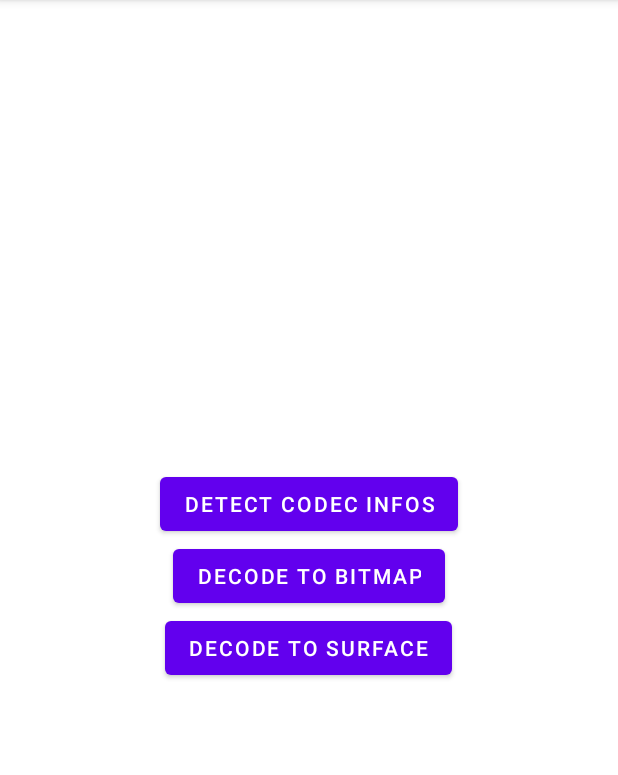
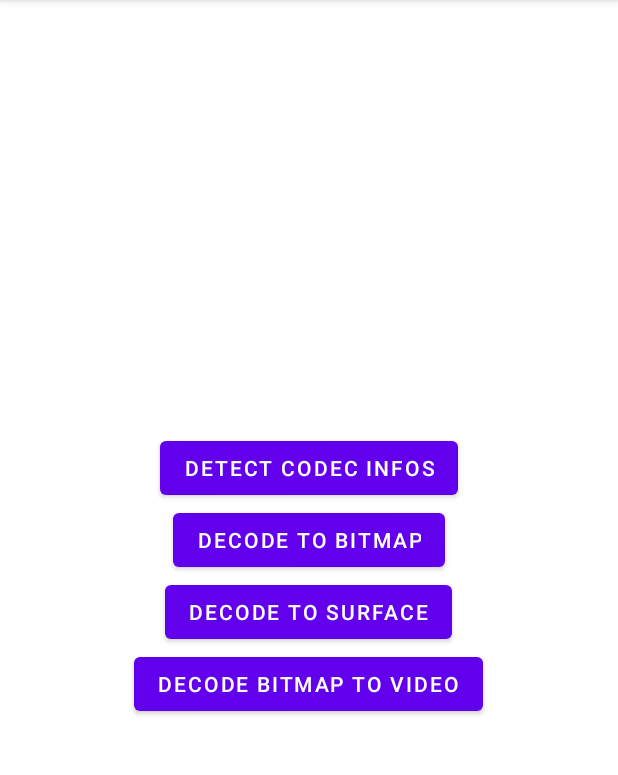
Before and after one commit to jiemojiemo/LearnMediaCodec, an Android app: the screen it shows after launch (MainActivity), on a phone screen of 412 x 824 dp, the part 84-859 px from its top. Run offline under Robolectric (Android 15) with nearby library versions, the phone set to English and light mode, and no system bars.

```diff
--- a/app/src/main/AndroidManifest.xml
+++ b/app/src/main/AndroidManifest.xml
@@ -11,6 +11,9 @@
         android:supportsRtl="true"
         android:theme="@style/Theme.LearnMediaCodec"
         tools:targetApi="31">
+        <activity
+            android:name=".EncodeUsingBuffersActivity"
+            android:exported="false" />
         <activity
             android:name=".DecodeUsingSurfaceActivity"
             android:exported="false" />
--- a/app/src/main/java/com/example/learnmediacodec/MainActivity.kt
+++ b/app/src/main/java/com/example/learnmediacodec/MainActivity.kt
@@ -24,5 +24,10 @@ class MainActivity : AppCompatActivity() {
             val intent = Intent(this, DecodeUsingSurfaceActivity::class.java)
             startActivity(intent)
         }
+
+        findViewById<Button>(R.id.btn_encode_bitmap).setOnClickListener{
+            val intent = Intent(this, EncodeUsingBuffersActivity::class.java)
+            startActivity(intent)
+        }
     }
 }
--- a/app/src/main/res/layout/activity_main.xml
+++ b/app/src/main/res/layout/activity_main.xml
@@ -30,6 +30,12 @@
             android:layout_height="wrap_content"
             android:text="Decode to surface" />
 
+        <Button
+            android:id="@+id/btn_encode_bitmap"
+            android:layout_width="wrap_content"
+            android:layout_height="wrap_content"
+            android:text="Decode bitmap to video" />
+
     </LinearLayout>
 
 </androidx.constraintlayout.widget.ConstraintLayout>
```
Also changed, not shown: app/src/main/java/com/example/learnmediacodec/EncodeUsingBuffersActivity.kt (added, +11 -0 lines), app/src/main/res/layout/activity_encode_using_buffers.xml (added, +9 -0 lines).
